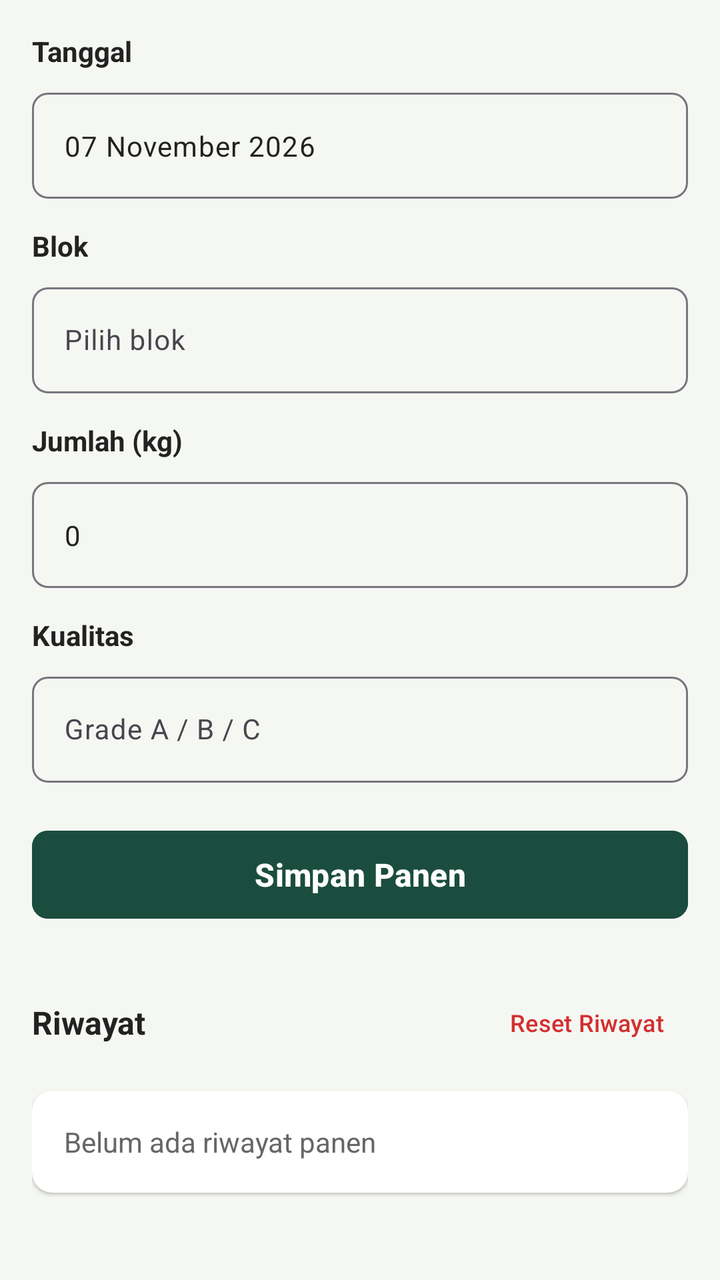
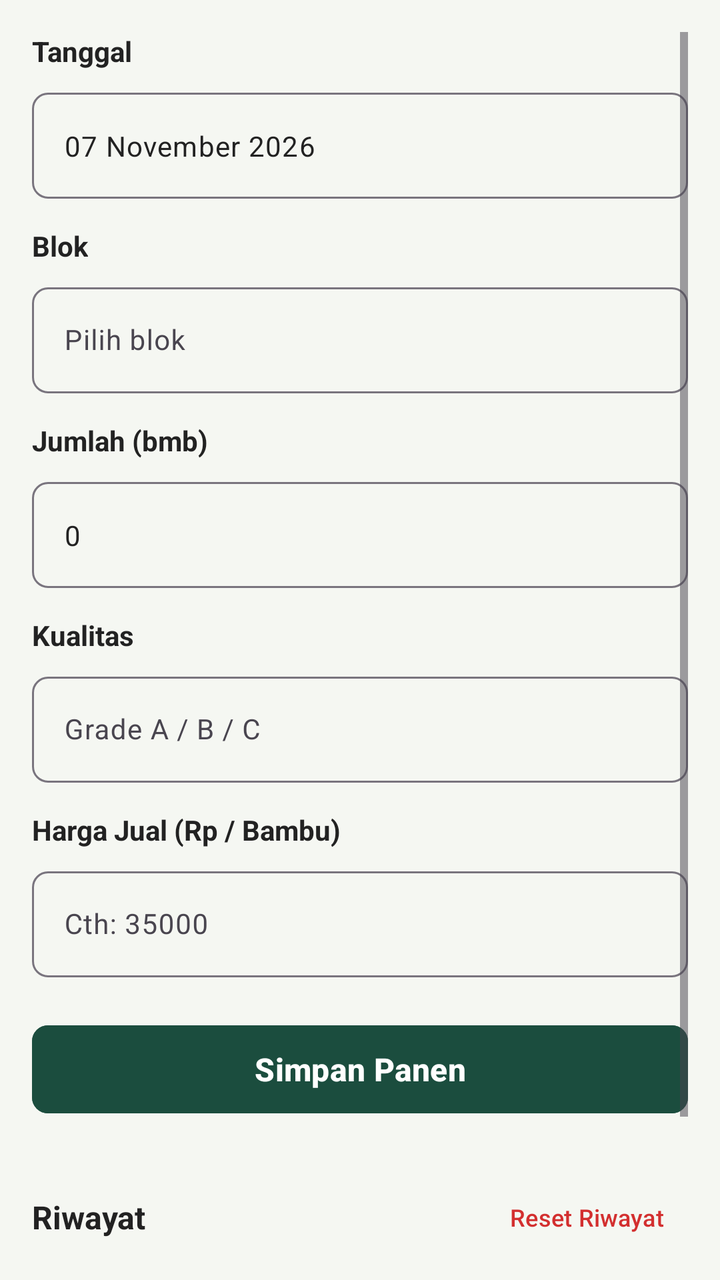

Before-and-after screenshots of an Android layout around one commit, followed by the original layout XML and the change that was made.
<!-- AndroidManifest.xml: application theme Theme.SmartCoffeeFarm -->
<!-- res/layout/fragment_panen.xml -->
<?xml version="1.0" encoding="utf-8"?>
<ScrollView xmlns:android="http://schemas.android.com/apk/res/android"
    xmlns:app="http://schemas.android.com/apk/res-auto"
    android:layout_width="match_parent"
    android:layout_height="match_parent"
    android:background="@color/app_background"
    android:fillViewport="true"
    android:padding="16dp">

    <LinearLayout
        android:layout_width="match_parent"
        android:layout_height="wrap_content"
        android:orientation="vertical">

        
        <TextView
            android:layout_width="wrap_content"
            android:layout_height="wrap_content"
            android:text="Tanggal"
            android:textColor="@color/text_primary"
            android:textSize="14sp"
            android:textStyle="bold" />

        <com.google.android.material.textfield.TextInputLayout
            style="@style/Widget.Material3.TextInputLayout.OutlinedBox"
            android:layout_width="match_parent"
            android:layout_height="wrap_content"
            android:layout_marginTop="6dp"
            app:boxCornerRadiusBottomEnd="8dp"
            app:boxCornerRadiusBottomStart="8dp"
            app:boxCornerRadiusTopEnd="8dp"
            app:boxCornerRadiusTopStart="8dp">

            <com.google.android.material.textfield.TextInputEditText
                android:id="@+id/etTanggal"
                android:layout_width="match_parent"
                android:layout_height="wrap_content"
                android:text="07 November 2026"
                android:textColor="@color/text_primary"
                android:textSize="14sp" />
        </com.google.android.material.textfield.TextInputLayout>

        
        <TextView
            android:layout_width="wrap_content"
            android:layout_height="wrap_content"
            android:layout_marginTop="14dp"
            android:text="Blok"
            android:textColor="@color/text_primary"
            android:textSize="14sp"
            android:textStyle="bold" />

        <com.google.android.material.textfield.TextInputLayout
            style="@style/Widget.Material3.TextInputLayout.OutlinedBox"
            android:layout_width="match_parent"
            android:layout_height="wrap_content"
            android:layout_marginTop="6dp"
            app:boxCornerRadiusBottomEnd="8dp"
            app:boxCornerRadiusBottomStart="8dp"
            app:boxCornerRadiusTopEnd="8dp"
            app:boxCornerRadiusTopStart="8dp">

            <com.google.android.material.textfield.TextInputEditText
                android:id="@+id/etBlok"
                android:layout_width="match_parent"
                android:layout_height="wrap_content"
                android:hint="Pilih blok"
                android:textColor="@color/text_primary"
                android:textColorHint="@color/text_secondary"
                android:textSize="14sp" />
        </com.google.android.material.textfield.TextInputLayout>

        
        <TextView
            android:layout_width="wrap_content"
            android:layout_height="wrap_content"
            android:layout_marginTop="14dp"
            android:text="Jumlah (kg)"
            android:textColor="@color/text_primary"
            android:textSize="14sp"
            android:textStyle="bold" />

        <com.google.android.material.textfield.TextInputLayout
            style="@style/Widget.Material3.TextInputLayout.OutlinedBox"
            android:layout_width="match_parent"
            android:layout_height="wrap_content"
            android:layout_marginTop="6dp"
            app:boxCornerRadiusBottomEnd="8dp"
            app:boxCornerRadiusBottomStart="8dp"
            app:boxCornerRadiusTopEnd="8dp"
            app:boxCornerRadiusTopStart="8dp">

            <com.google.android.material.textfield.TextInputEditText
                android:id="@+id/etJumlah"
                android:layout_width="match_parent"
                android:layout_height="wrap_content"
                android:inputType="number"
                android:text="0"
                android:textColor="@color/text_primary"
                android:textSize="14sp" />
        </com.google.android.material.textfield.TextInputLayout>

        
        <TextView
            android:layout_width="wrap_content"
            android:layout_height="wrap_content"
            android:layout_marginTop="14dp"
            android:text="Kualitas"
            android:textColor="@color/text_primary"
            android:textSize="14sp"
            android:textStyle="bold" />

        <com.google.android.material.textfield.TextInputLayout
            style="@style/Widget.Material3.TextInputLayout.OutlinedBox"
            android:layout_width="match_parent"
            android:layout_height="wrap_content"
            android:layout_marginTop="6dp"
            app:boxCornerRadiusBottomEnd="8dp"
            app:boxCornerRadiusBottomStart="8dp"
            app:boxCornerRadiusTopEnd="8dp"
            app:boxCornerRadiusTopStart="8dp">

            <com.google.android.material.textfield.TextInputEditText
                android:id="@+id/etKualitas"
                android:layout_width="match_parent"
                android:layout_height="wrap_content"
                android:hint="Grade A / B / C"
                android:textColor="@color/text_primary"
                android:textColorHint="@color/text_secondary"
                android:textSize="14sp" />
        </com.google.android.material.textfield.TextInputLayout>

        
        <com.google.android.material.button.MaterialButton
            android:id="@+id/btnSimpanPanen"
            android:layout_width="match_parent"
            android:layout_height="52dp"
            android:layout_marginTop="20dp"
            android:backgroundTint="@color/primary_dark_green"
            android:text="Simpan Panen"
            android:textAllCaps="false"
            android:textColor="@color/white"
            android:textSize="16sp"
            android:textStyle="bold"
            app:cornerRadius="8dp" />

        
        <LinearLayout
            android:layout_width="match_parent"
            android:layout_height="wrap_content"
            android:layout_marginTop="24dp"
            android:gravity="center_vertical"
            android:orientation="horizontal">

            <TextView
                android:layout_width="0dp"
                android:layout_height="wrap_content"
                android:layout_weight="1"
                android:text="Riwayat"
                android:textColor="@color/text_primary"
                android:textSize="16sp"
                android:textStyle="bold" />

            <com.google.android.material.button.MaterialButton
                android:id="@+id/btnResetRiwayat"
                style="@style/Widget.Material3.Button.TextButton"
                android:layout_width="wrap_content"
                android:layout_height="wrap_content"
                android:text="Reset Riwayat"
                android:textColor="#D32F2F"
                android:textSize="12sp" />
        </LinearLayout>

        <androidx.cardview.widget.CardView
            android:layout_width="match_parent"
            android:layout_height="wrap_content"
            android:layout_marginTop="10dp"
            android:layout_marginBottom="24dp"
            app:cardBackgroundColor="@color/card_background"
            app:cardCornerRadius="10dp"
            app:cardElevation="1dp">

            <LinearLayout
                android:id="@+id/containerRiwayat"
                android:layout_width="match_parent"
                android:layout_height="wrap_content"
                android:orientation="vertical"
                android:padding="16dp">

                <TextView
                    android:layout_width="wrap_content"
                    android:layout_height="wrap_content"
                    android:text="Belum ada riwayat panen"
                    android:textColor="@color/text_secondary"
                    android:textSize="14sp" />

            </LinearLayout>
        </androidx.cardview.widget.CardView>

    </LinearLayout>
</ScrollView>
<!-- resources referenced by this layout -->
<resources>
  <color name="app_background">#F5F7F2</color>
  <color name="card_background">#FFFFFFFF</color>
  <color name="primary_dark_green">#1B4D3E</color>
  <color name="text_primary">#222222</color>
  <color name="text_secondary">#666666</color>
  <color name="white">#FFFFFFFF</color>
  <style name="Theme.SmartCoffeeFarm" parent="Base.Theme.SmartCoffeeFarm" />
  <style name="Base.Theme.SmartCoffeeFarm" parent="Theme.Material3.DayNight.NoActionBar">
          <item name="colorPrimary">@color/primary_dark_green</item>
          <item name="colorSecondary">@color/primary_dark_green</item>
          <item name="android:windowBackground">@color/app_background</item>
          <item name="colorSurface">@color/card_background</item>
      </style>
</resources>

<!-- the commit's change to res/layout/fragment_panen.xml (unified diff, before → after) -->
@@ -75,7 +75,7 @@
             android:layout_width="wrap_content"
             android:layout_height="wrap_content"
             android:layout_marginTop="14dp"
-            android:text="Jumlah (kg)"
+            android:text="Jumlah (bmb)"
             android:textColor="@color/text_primary"
             android:textSize="14sp"
             android:textStyle="bold" />
@@ -127,6 +127,36 @@
                 android:hint="Grade A / B / C"
                 android:textColor="@color/text_primary"
                 android:textColorHint="@color/text_secondary"
+                android:textSize="14sp" />
+        </com.google.android.material.textfield.TextInputLayout>
+
+        
+        <TextView
+            android:layout_width="wrap_content"
+            android:layout_height="wrap_content"
+            android:layout_marginTop="14dp"
+            android:text="Harga Jual (Rp / Bambu)"
+            android:textColor="@color/text_primary"
+            android:textSize="14sp"
+            android:textStyle="bold" />
+
+        <com.google.android.material.textfield.TextInputLayout
+            style="@style/Widget.Material3.TextInputLayout.OutlinedBox"
+            android:layout_width="match_parent"
+            android:layout_height="wrap_content"
+            android:layout_marginTop="6dp"
+            app:boxCornerRadiusBottomEnd="8dp"
+            app:boxCornerRadiusBottomStart="8dp"
+            app:boxCornerRadiusTopEnd="8dp"
+            app:boxCornerRadiusTopStart="8dp">
+
+            <com.google.android.material.textfield.TextInputEditText
+                android:id="@+id/etHargaJual"
+                android:layout_width="match_parent"
+                android:layout_height="wrap_content"
+                android:inputType="numberDecimal"
+                android:hint="Cth: 35000"
+                android:textColor="@color/text_primary"
                 android:textSize="14sp" />
         </com.google.android.material.textfield.TextInputLayout>
 
